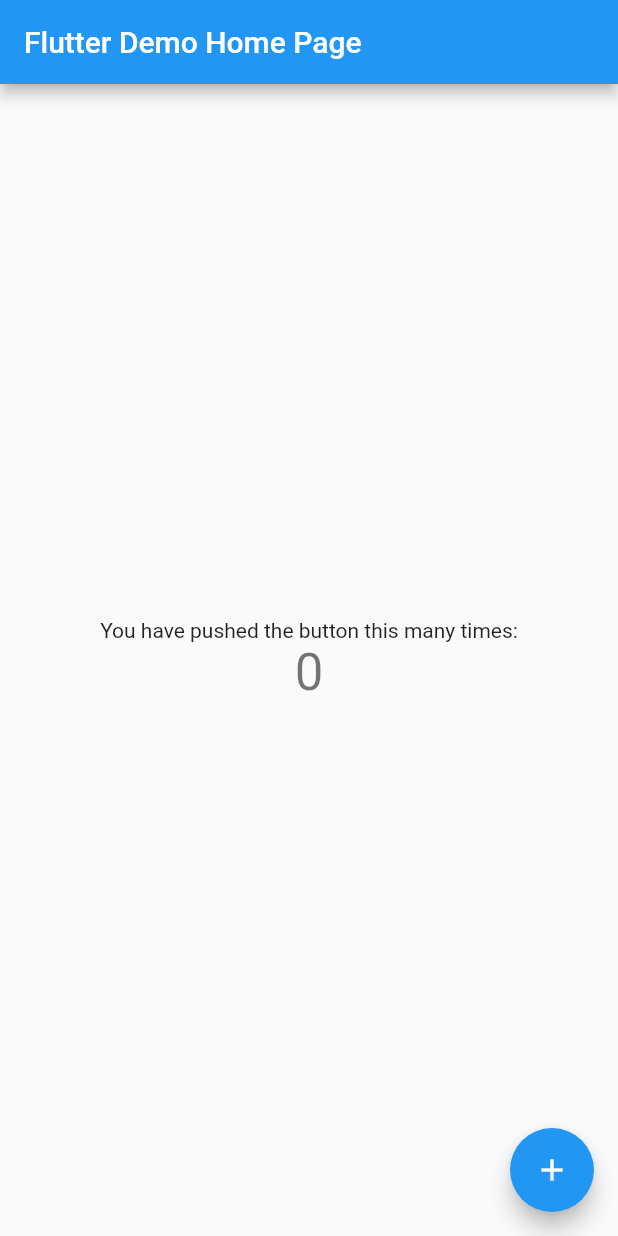
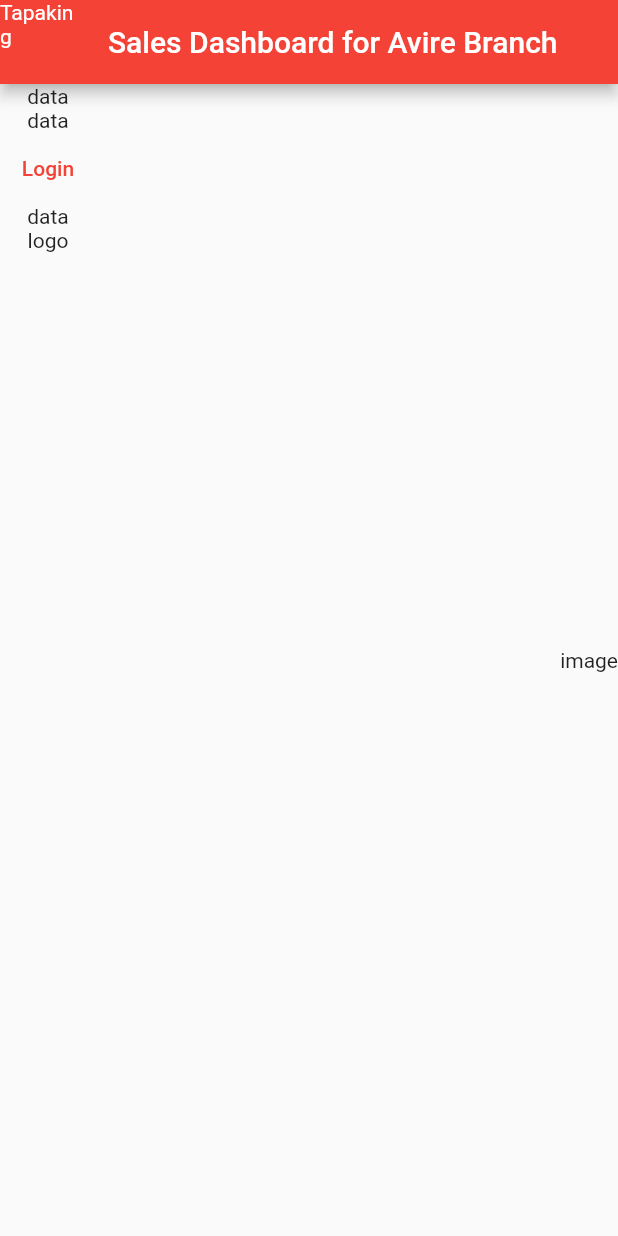
Before and after one commit to imcrisanto/sales-dashboard, a Flutter app: the screen it shows after launch, on a phone screen of 412 x 824 dp. Run offline on Flutter 3.47's test engine with Material 2 defaults, Android fonts, the phone set to English and light mode, and no system bars.

Commit message:
login skeleton

```diff
--- a/lib/main.dart
+++ b/lib/main.dart
@@ -11,7 +11,7 @@ class MyApp extends StatelessWidget {
   @override
   Widget build(BuildContext context) {
     return MaterialApp(
-      title: 'Flutter Demo',
+      title: 'Sales Dashboard for Avire Branch',
       theme: ThemeData(
         // This is the theme of your application.
         //
@@ -22,94 +22,43 @@ class MyApp extends StatelessWidget {
         // or simply save your changes to "hot reload" in a Flutter IDE).
         // Notice that the counter didn't reset back to zero; the application
         // is not restarted.
-        primarySwatch: Colors.blue,
+        primarySwatch: Colors.red,
       ),
-      home: const MyHomePage(title: 'Flutter Demo Home Page'),
+      home: const LoginScreen(),
     );
   }
 }
 
-class MyHomePage extends StatefulWidget {
-  const MyHomePage({Key? key, required this.title}) : super(key: key);
-
-  // This widget is the home page of your application. It is stateful, meaning
-  // that it has a State object (defined below) that contains fields that affect
-  // how it looks.
-
-  // This class is the configuration for the state. It holds the values (in this
-  // case the title) provided by the parent (in this case the App widget) and
-  // used by the build method of the State. Fields in a Widget subclass are
-  // always marked "final".
-
-  final String title;
-
-  @override
-  State<MyHomePage> createState() => _MyHomePageState();
-}
-
-class _MyHomePageState extends State<MyHomePage> {
-  int _counter = 0;
-
-  void _incrementCounter() {
-    setState(() {
-      // This call to setState tells the Flutter framework that something has
-      // changed in this State, which causes it to rerun the build method below
-      // so that the display can reflect the updated values. If we changed
-      // _counter without calling setState(), then the build method would not be
-      // called again, and so nothing would appear to happen.
-      _counter++;
-    });
-  }
+class LoginScreen extends StatelessWidget {
+  const LoginScreen({Key? key}) : super(key: key);
 
   @override
   Widget build(BuildContext context) {
-    // This method is rerun every time setState is called, for instance as done
-    // by the _incrementCounter method above.
-    //
-    // The Flutter framework has been optimized to make rerunning build methods
-    // fast, so that you can just rebuild anything that needs updating rather
-    // than having to individually change instances of widgets.
     return Scaffold(
       appBar: AppBar(
-        // Here we take the value from the MyHomePage object that was created by
-        // the App.build method, and use it to set our appbar title.
-        title: Text(widget.title),
+        leading: const Text('Tapaking'),
+        title: const Text('Sales Dashboard for Avire Branch'),
       ),
       body: Center(
-        // Center is a layout widget. It takes a single child and positions it
-        // in the middle of the parent.
-        child: Column(
-          // Column is also a layout widget. It takes a list of children and
-          // arranges them vertically. By default, it sizes itself to fit its
-          // children horizontally, and tries to be as tall as its parent.
-          //
-          // Invoke "debug painting" (press "p" in the console, choose the
-          // "Toggle Debug Paint" action from the Flutter Inspector in Android
-          // Studio, or the "Toggle Debug Paint" command in Visual Studio Code)
-          // to see the wireframe for each widget.
-          //
-          // Column has various properties to control how it sizes itself and
-          // how it positions its children. Here we use mainAxisAlignment to
-          // center the children vertically; the main axis here is the vertical
-          // axis because Columns are vertical (the cross axis would be
-          // horizontal).
-          mainAxisAlignment: MainAxisAlignment.center,
-          children: <Widget>[
-            const Text(
-              'You have pushed the button this many times:',
+        child: Row(
+          mainAxisAlignment: MainAxisAlignment.spaceBetween,
+          children: [
+            Column(
+              children: [
+                const Text('data'),
+                const Text('data'),
+                TextButton(
+                  onPressed: () {},
+                  child: const Text('Login'),
+                ),
+                const Text('data'),
+                const Text('logo'),
+              ],
             ),
-            Text(
-              '$_counter',
-              style: Theme.of(context).textTheme.headline4,
-            ),
+            const Text('image'),
           ],
         ),
       ),
-      floatingActionButton: FloatingActionButton(
-        onPressed: _incrementCounter,
-        tooltip: 'Increment',
-        child: const Icon(Icons.add),
-      ), // This trailing comma makes auto-formatting nicer for build methods.
     );
   }
 }
```
